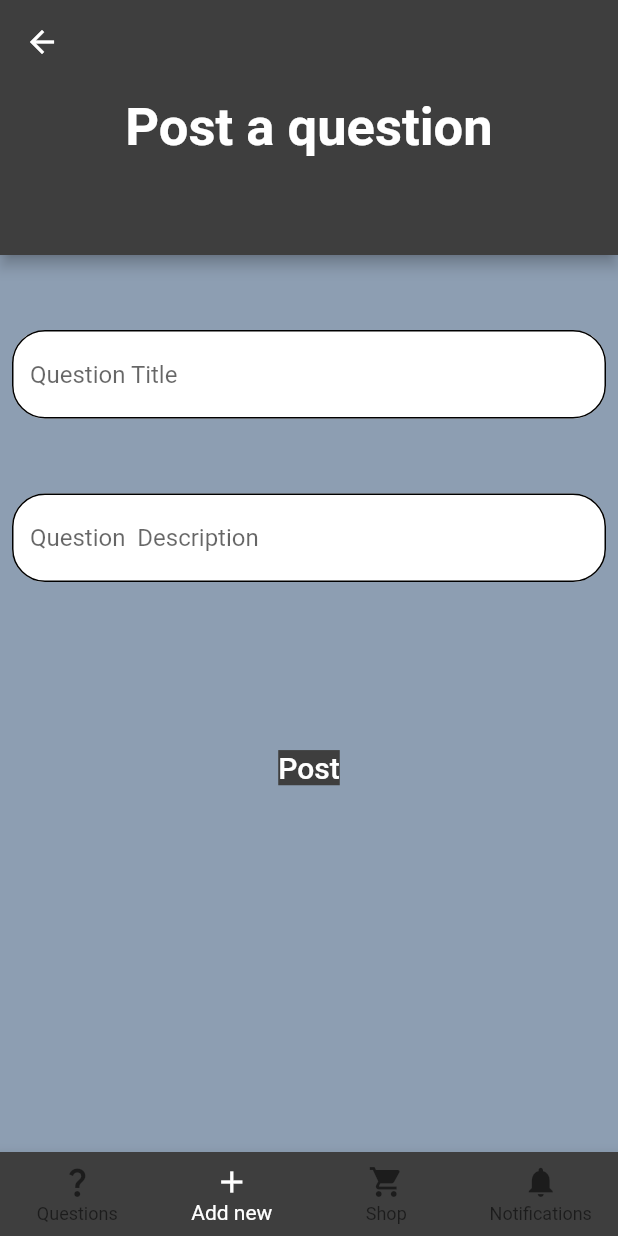
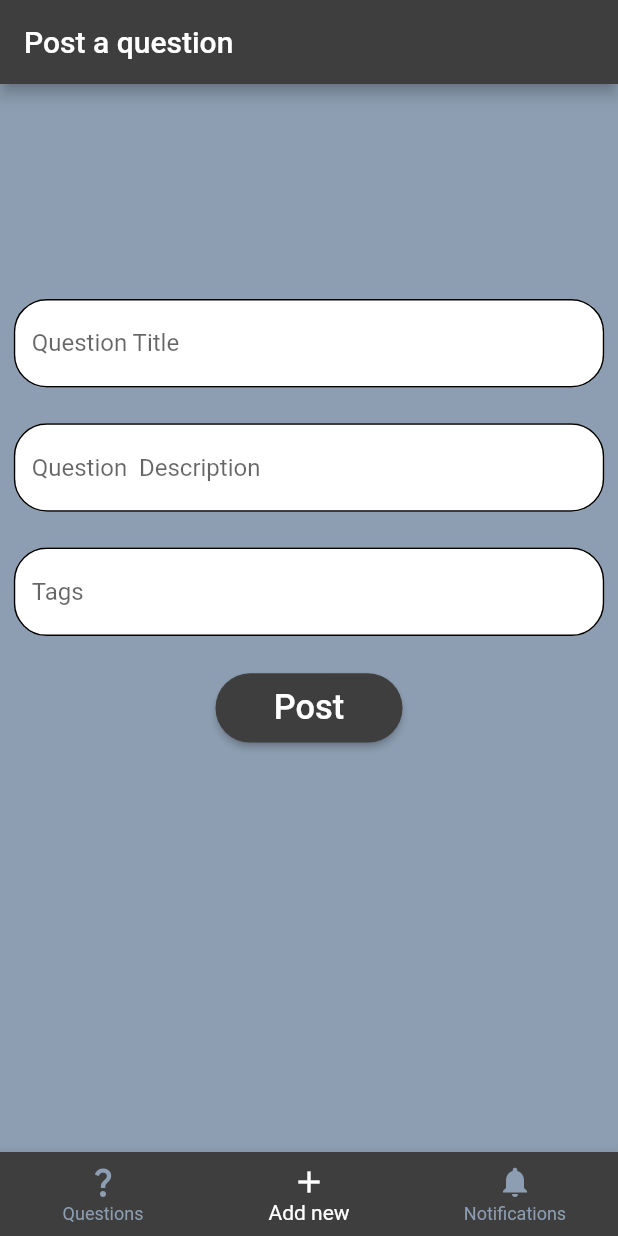
Before and after one commit to neha-ajith/ritexe, a Flutter app: the Feed screen opened directly, item 2 of the bottom bar chosen, on a phone screen of 412 x 824 dp. Run offline on Flutter 3.47's test engine with Material 2 defaults, Android fonts, the light colour scheme and no system bars; our stand-ins replace flutter_screenutil; network calls fail.

Commit message:
screens connected

```diff
--- a/ritexe/lib/main.dart
+++ b/ritexe/lib/main.dart
@@ -3,10 +3,6 @@
 import 'package:flutter/material.dart';
 import 'package:ritexe/screens/feed.dart';
 import 'package:flutter_screenutil/flutter_screenutil.dart';
-import 'package:ritexe/screens/myprofile.dart';
-import 'package:ritexe/screens/postanitem.dart';
-import 'package:ritexe/screens/posteditems.dart';
-import 'package:ritexe/screens/sell.dart';
 
 void main() {
   runApp(const MyApp());
@@ -30,7 +26,7 @@ class MyApp extends StatelessWidget {
                   child: widget!,
                 );
               },
-              home: PostItem(),
+              home: Feed(),
             ));
   }
 }
--- a/ritexe/lib/screens/feed.dart
+++ b/ritexe/lib/screens/feed.dart
@@ -22,7 +22,6 @@ Future fetchQuestion() async {
   var questionResponse =
       await http.get(Uri.parse("http://10.0.2.2:8000/questions/"));
   var questionThumbnails = [];
-  print(jsonDecode(questionResponse.body));
 
   var data = jsonDecode(questionResponse.body);
   for (var q in data) {
@@ -38,14 +37,6 @@ Future fetchQuestion() async {
 }
 
 class _FeedState extends State<Feed> {
-  List<Widget> screens = [Questions(), PostQuestion(), Sell(), Notifications()];
-  List<PreferredSizeWidget> appBars = [
-    questionAppBar,
-    postQuestionAppBar,
-    sellAppBar,
-    notificationsAppBar
-  ];
-
   int _selectedIndex = 0;
   void _onItemTapped(int index) {
     setState(() {
@@ -61,9 +52,19 @@ class _FeedState extends State<Feed> {
 
   @override
   Widget build(BuildContext context) {
+    List<Widget> screens = [Questions(), PostQuestion(), Notifications()];
+    List<Widget> appBars = [
+      questionAppBar(context),
+      postQuestionAppBar,
+      notificationsAppBar
+    ];
     return Scaffold(
       resizeToAvoidBottomInset: false,
-      appBar: appBars.elementAt(_selectedIndex),
+      appBar: AppBar(
+        automaticallyImplyLeading: false,
+        backgroundColor: secondaryColor,
+        title: appBars.elementAt(_selectedIndex),
+      ),
       backgroundColor: primaryColor,
       body: screens.elementAt(_selectedIndex),
       bottomNavigationBar: BottomNavigationBar(
@@ -71,24 +72,14 @@ class _FeedState extends State<Feed> {
         backgroundColor: secondaryColor,
         items: [
           BottomNavigationBarItem(
-            icon: Icon(Icons.question_mark),
-            label: 'Questions',
-          ),
+              icon: Icon(Icons.question_mark), label: 'Questions'),
+          BottomNavigationBarItem(icon: Icon(Icons.add), label: 'Add new'),
           BottomNavigationBarItem(
-            icon: Icon(Icons.add),
-            label: 'Add new',
-          ),
-          BottomNavigationBarItem(
-            icon: Icon(Icons.shopping_cart),
-            label: 'Shop',
-          ),
-          BottomNavigationBarItem(
-            icon: Icon(Icons.notifications),
-            label: 'Notifications',
-          ),
+              icon: Icon(Icons.notifications), label: 'Notifications'),
         ],
         currentIndex: _selectedIndex,
         selectedItemColor: Colors.white,
+        unselectedItemColor: primaryColor,
         onTap: _onItemTapped,
       ),
     );
@@ -130,9 +121,8 @@ class _QuestionsState extends State<Questions> {
   }
 }
 
-AppBar questionAppBar = AppBar(
-  backgroundColor: secondaryColor,
-  title: Row(
+Row questionAppBar(BuildContext context) {
+  return Row(
     children: [
       CircleAvatar(
         child: Icon(
@@ -176,6 +166,14 @@ AppBar questionAppBar = AppBar(
         ),
       ),
       SizedBox(width: 10.w),
+      IconButton(
+          onPressed: () {
+            Navigator.push(
+              context,
+              MaterialPageRoute(builder: (context) => const Sell()),
+            );
+          },
+          icon: Icon(Icons.shopping_cart, color: primaryColor))
     ],
-  ),
-);
+  );
+}
--- a/ritexe/lib/screens/notifications.dart
+++ b/ritexe/lib/screens/notifications.dart
@@ -2,7 +2,6 @@
 
 import 'package:flutter/material.dart';
 import 'package:flutter_screenutil/flutter_screenutil.dart';
-import 'package:ritexe/globals/globals.dart';
 import 'package:ritexe/widgets/notification_card.dart';
 
 class Notifications extends StatelessWidget {
@@ -24,7 +23,4 @@ class Notifications extends StatelessWidget {
   }
 }
 
-AppBar notificationsAppBar = AppBar(
-  backgroundColor: secondaryColor,
-  title: Text("Notifications"),
-);
+Text notificationsAppBar = Text("Notifications");
--- a/ritexe/lib/screens/posteditems.dart
+++ b/ritexe/lib/screens/posteditems.dart
@@ -1,6 +1,7 @@
 // ignore_for_file: prefer_const_constructors, prefer_const_literals_to_create_immutables
 
 import 'package:flutter/material.dart';
+import 'package:flutter_screenutil/flutter_screenutil.dart';
 import 'package:ritexe/globals/globals.dart';
 import 'package:ritexe/widgets/sell_card.dart';
 
@@ -17,7 +18,7 @@ class PostedItems extends StatelessWidget {
         leading: BackButton(color: Colors.white),
       ),
       body: Padding(
-        padding: const EdgeInsets.symmetric(horizontal: 8),
+        padding: EdgeInsets.symmetric(horizontal: 8.w),
         child: Column(
           children: [
             SellCard(
--- a/ritexe/lib/screens/postque.dart
+++ b/ritexe/lib/screens/postque.dart
@@ -1,6 +1,7 @@
 // ignore_for_file: prefer_const_constructors, prefer_const_literals_to_create_immutables
 
 import 'package:flutter/material.dart';
+import 'package:flutter_screenutil/flutter_screenutil.dart';
 import 'package:ritexe/globals/globals.dart';
 
 class PostQuestion extends StatelessWidget {
@@ -9,10 +10,10 @@ class PostQuestion extends StatelessWidget {
   @override
   Widget build(BuildContext context) {
     return Padding(
-      padding: const EdgeInsets.symmetric(horizontal: 8),
+      padding: EdgeInsets.symmetric(horizontal: 8.w, vertical: 20.h),
       child: Column(
         children: [
-          SizedBox(height: 50),
+          SizedBox(height: 100.h),
           TextField(
             decoration: InputDecoration(
               filled: true,
@@ -26,12 +27,11 @@ class PostQuestion extends StatelessWidget {
                 borderRadius: BorderRadius.circular(22),
               ),
               focusedBorder: OutlineInputBorder(
-                gapPadding: 0.0,
                 borderRadius: BorderRadius.circular(22),
               ),
             ),
           ),
-          SizedBox(height: 50),
+          SizedBox(height: 20.h),
           TextField(
             decoration: InputDecoration(
               filled: true,
@@ -50,39 +50,40 @@ class PostQuestion extends StatelessWidget {
               ),
             ),
           ),
-          SizedBox(height: 50),
-          // TextField(
-          //   decoration: InputDecoration(
-          //     filled: true,
-          //     fillColor: Colors.white,
-          //     border: OutlineInputBorder(),
-          //     hintText: "Tags",
-          //     errorBorder: OutlineInputBorder(
-          //       borderRadius: BorderRadius.circular(22),
-          //     ),
-          //     enabledBorder: OutlineInputBorder(
-          //       borderRadius: BorderRadius.circular(22),
-          //     ),
-          //     focusedBorder: OutlineInputBorder(
-          //       gapPadding: 0.0,
-          //       borderRadius: BorderRadius.circular(22),
-          //     ),
-          //   ),
-          // ),
-          SizedBox(height: 50),
-          TextButton(
-            style: ButtonStyle(
-              foregroundColor: MaterialStateProperty.all<Color>(secondaryColor),
-            ),
-            onPressed: () {},
-            child: Text(
-              "Post",
-              style: TextStyle(
-                backgroundColor: secondaryColor,
-                fontSize: 20,
-                color: Colors.white,
+          SizedBox(height: 20.h),
+          TextField(
+            decoration: InputDecoration(
+              filled: true,
+              fillColor: Colors.white,
+              border: OutlineInputBorder(),
+              hintText: "Tags",
+              errorBorder: OutlineInputBorder(
+                borderRadius: BorderRadius.circular(22),
+              ),
+              enabledBorder: OutlineInputBorder(
+                borderRadius: BorderRadius.circular(22),
+              ),
+              focusedBorder: OutlineInputBorder(
+                gapPadding: 0.0,
+                borderRadius: BorderRadius.circular(22),
               ),
             ),
+          ),
+          SizedBox(height: 20.h),
+          ElevatedButton(
+            child: Padding(
+                padding: EdgeInsets.symmetric(horizontal: 20.w, vertical: 8.h),
+                child: Text(
+                  "Post",
+                  style: TextStyle(fontSize: 20.sp),
+                )),
+            style: ButtonStyle(
+                backgroundColor: MaterialStateProperty.all(secondaryColor),
+                shape: MaterialStateProperty.all<RoundedRectangleBorder>(
+                    RoundedRectangleBorder(
+                  borderRadius: BorderRadius.circular(50),
+                ))),
+            onPressed: () {},
           ),
         ],
       ),
@@ -90,18 +91,4 @@ class PostQuestion extends StatelessWidget {
   }
 }
 
-PreferredSize postQuestionAppBar = PreferredSize(
-    preferredSize: Size.fromHeight(170),
-    child: AppBar(
-      backgroundColor: secondaryColor,
-      flexibleSpace: Column(
-        mainAxisAlignment: MainAxisAlignment.center,
-        children: [
-          Text(
-            "Post a question",
-            style: TextStyle(
-                fontSize: 35, color: Colors.white, fontWeight: FontWeight.bold),
-          ),
-        ],
-      ),
-    ));
+Text postQuestionAppBar = Text("Post a question");
```
Also changed, not shown: ritexe/lib/screens/myprofile.dart (+1 -12 lines), ritexe/lib/screens/postanitem.dart (+23 -39 lines), ritexe/lib/screens/postanswers.dart (+46 -61 lines), ritexe/lib/screens/sell.dart (+82 -7 lines), 1 other file.
